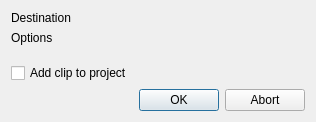
First picture: the form in src/widgets/clipstabilize_ui.ui, repository KDE/kdenlive, before the edit.
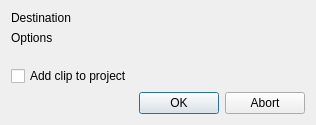
Second picture: the form after the edit. Custom widgets are drawn as their Qt base class.

```diff
--- a/src/widgets/clipstabilize_ui.ui
+++ b/src/widgets/clipstabilize_ui.ui
@@ -6,8 +6,8 @@
    <rect>
     <x>0</x>
     <y>0</y>
-    <width>290</width>
-    <height>122</height>
+    <width>304</width>
+    <height>125</height>
    </rect>
   </property>
   <property name="windowTitle">
```
Left out of the diff: 16 changed lines with no effect on the pictures.
